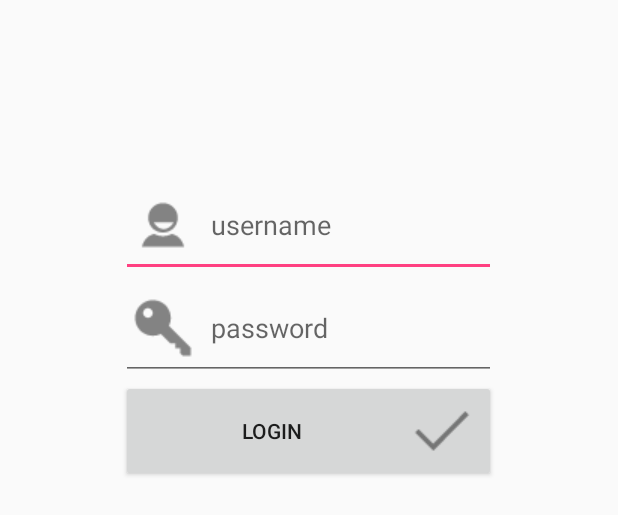
After one commit to nikolascatur/BelajarAndroid, an Android app: the layout activity_login.xml on its own in the app's theme, with its tools: preview values and no code run, on a phone screen of 412 x 824 dp. The commit adds this screen. Shown: the top 515 px of the screen. Run offline under Robolectric (Android 15) with nearby library versions, the phone set to English and light mode, and no system bars.

Commit message:
[HERI] implement Login feature

```diff
--- /dev/null
+++ b/app/src/main/res/layout/activity_login.xml
@@ -0,0 +1,40 @@
+<?xml version="1.0" encoding="utf-8"?>
+<LinearLayout xmlns:android="http://schemas.android.com/apk/res/android"
+    android:layout_width="250dp"
+    android:layout_height="wrap_content"
+    android:layout_gravity="center_horizontal"
+    android:gravity="center"
+    android:orientation="vertical"
+    android:layout_marginTop="16dp">
+
+    <EditText android:id="@+id/username"
+        android:layout_width="match_parent"
+        android:layout_height="wrap_content"
+        android:gravity="center_vertical"
+        android:hint="@string/user_name"
+        android:drawableLeft="@drawable/ic_action_person"
+        android:layout_marginTop="100dp"
+        android:drawablePadding="8dp"/>
+
+    <EditText android:id="@+id/password"
+        android:layout_width="match_parent"
+        android:layout_height="wrap_content"
+        android:gravity="center_vertical"
+        android:hint="@string/password"
+        android:inputType="textPassword"
+        android:drawableLeft="@drawable/ic_action_accounts"
+        android:drawablePadding="8dp"/>
+
+    <Button android:id="@+id/button_login"
+        android:layout_width="match_parent"
+        android:layout_height="wrap_content"
+        android:text="@string/login"
+        android:drawableRight="@drawable/ic_action_accept"/>
+
+    <ProgressBar android:id="@+id/progress"
+        android:layout_width="wrap_content"
+        android:layout_height="wrap_content"
+        android:layout_marginTop="8dp"
+        android:visibility="gone"/>
+
+</LinearLayout>
--- a/app/src/main/res/values/strings.xml
+++ b/app/src/main/res/values/strings.xml
@@ -1,3 +1,9 @@
 <resources>
     <string name="app_name">BelajarAndroid</string>
+    <string name="user_name">username</string>
+    <string name="password">password</string>
+    <string name="login">login</string>
+    <string name="action_settings">Settings</string>
+    <string name="username_error">Username cannot be empty</string>
+    <string name="password_error">Password cannot be empty</string>
 </resources>
```
Also changed, not shown: app/src/main/java/com/paintphobia/heri/belajarandroid/login/LoginActivity.java (added, +76 -0 lines), app/src/main/java/com/paintphobia/heri/belajarandroid/login/LoginInteractor.java (added, +18 -0 lines), app/src/main/java/com/paintphobia/heri/belajarandroid/login/LoginInteractorImpl.java (added, +31 -0 lines), app/src/main/java/com/paintphobia/heri/belajarandroid/login/LoginPresenter.java (added, +10 -0 lines), app/src/main/java/com/paintphobia/heri/belajarandroid/login/LoginPresenterImpl.java (added, +57 -0 lines), app/src/main/java/com/paintphobia/heri/belajarandroid/login/LoginView.java (added, +16 -0 lines), app/src/main/res/drawable/ic_action_accept.png (added), app/src/main/res/drawable/ic_action_accounts.png (added), app/src/main/res/drawable/ic_action_person.png (added).
